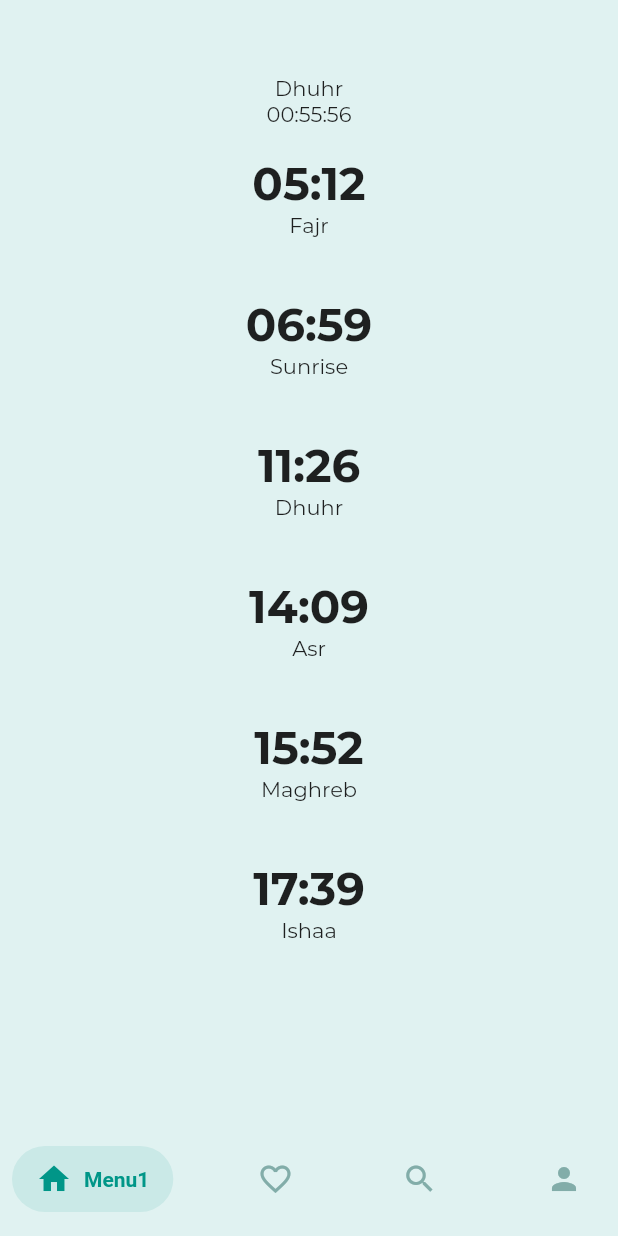
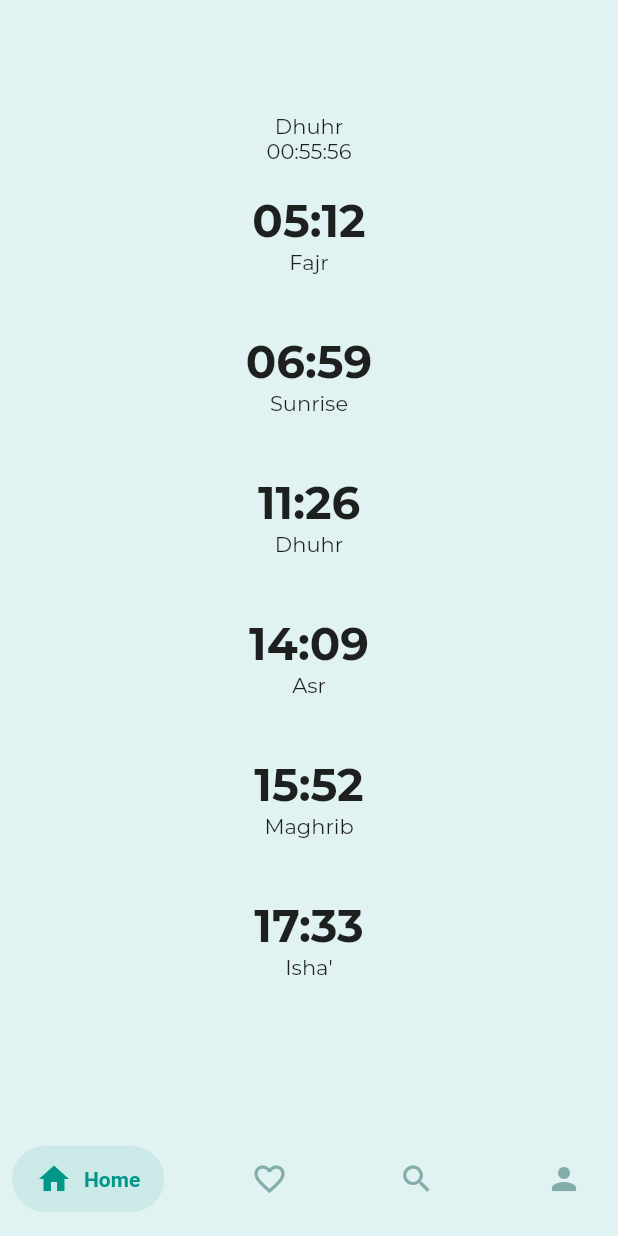
Before and after one commit to om4rr4mo/X_UPray, a Flutter app: the screen it shows after launch, on a phone screen of 412 x 824 dp. Run offline on Flutter 3.47's test engine with Material 2 defaults, Android fonts, the phone set to English and light mode, and no system bars; drawn by our look-alikes of salomon_bottom_bar; our stand-ins replace adhan, lottie; project files that could hold a hidden picture were left out.

Commit message:
Muchas gracias aficion

```diff
--- a/lib/Utility/TGBL.dart
+++ b/lib/Utility/TGBL.dart
@@ -8,7 +8,7 @@ extension StringCasingExtension on String {
 
 Route createRoute(BuildContext context) {
   return PageRouteBuilder(
-    pageBuilder: (context, animation, secondaryAnimation) => HomePage(),
+    pageBuilder: (context, animation, secondaryAnimation) => const HomePage(),
     transitionsBuilder: (context, animation, secondaryAnimation, child) {
       const begin = Offset(0.0, 1.0);
       const end = Offset.zero;
--- a/lib/components/navigation_bar.dart
+++ b/lib/components/navigation_bar.dart
@@ -11,47 +11,48 @@ class HomeNavigationBar extends StatefulWidget {
 class _HomeNavigationBarState extends State<HomeNavigationBar> {
   int _currentIndex = 0;
 
+  void _onItemTapped(int index) {
+    setState(() {
+      _currentIndex = index;
+    });
+  }
+
   @override
   Widget build(BuildContext context) {
     return Padding(
       padding: const EdgeInsets.symmetric(vertical: 8.0),
       child: SalomonBottomBar(
-        currentIndex: _currentIndex,
-        onTap: (i) => {
-          setState(() {
-            if(_currentIndex == 3) _currentIndex = 0;
-            else _currentIndex++;
-          })
-        },
         items: [
           /// Home
           SalomonBottomBarItem(
-            icon: Icon(Icons.home),
-            title: Text("Menu1"),
+            icon: const Icon(Icons.home),
+            title: const Text("Home"),
             selectedColor: Colors.teal,
           ),
 
-          /// Likes
+          /// Favourites
           SalomonBottomBarItem(
-            icon: Icon(Icons.favorite_border),
-            title: Text("Menu2"),
+            icon: const Icon(Icons.favorite_border),
+            title: const Text("Favourites"),
             selectedColor: Colors.teal,
           ),
 
           /// Search
           SalomonBottomBarItem(
-            icon: Icon(Icons.search),
-            title: Text("Menu3"),
+            icon: const Icon(Icons.search),
+            title: const Text("Search"),
             selectedColor: Colors.teal,
           ),
 
           /// Profile
           SalomonBottomBarItem(
-            icon: Icon(Icons.person),
-            title: Text("Menu4"),
+            icon: const Icon(Icons.person),
+            title: const Text("Profile"),
             selectedColor: Colors.teal,
           ),
         ],
+        currentIndex: _currentIndex,
+        onTap: _onItemTapped,
       ),
     );
   }
--- a/lib/main.dart
+++ b/lib/main.dart
@@ -4,21 +4,22 @@ import 'package:prayers/providers/theme_provider.dart';
 import 'package:provider/provider.dart';
 
 Future<void> main() async {
-  runApp(MyApp());
+  runApp(const MyApp());
 }
 
 class MyApp extends StatelessWidget {
+  const MyApp({Key? key}) : super(key: key);
+
   @override
   Widget build(BuildContext context) {
     return ChangeNotifierProvider(
         create: (context) => ThemeProvider(),
         builder: (context, _) {
-          final themeProvider = Provider.of<ThemeProvider>(context);
           return MaterialApp(
             title: 'UPray',
             theme: MyTheme.lightTheme,
             debugShowCheckedModeBanner: false,
-            home: LoadingPage(),
+            home: const LoadingPage(),
           );
         });
   }
--- a/lib/pages/home_page.dart
+++ b/lib/pages/home_page.dart
@@ -4,9 +4,8 @@ import 'package:adhan/adhan.dart';
 import 'package:flutter/material.dart';
 import 'package:prayers/Utility/TGBL.dart';
 import 'package:prayers/providers/prayer_provider.dart';
-import 'package:salomon_bottom_bar/salomon_bottom_bar.dart';
 
-import '../components/navigation_bar.dart';
+import 'package:prayers/components/navigation_bar.dart';
 
 class HomePage extends StatefulWidget {
   const HomePage({Key? key}) : super(key: key);
@@ -22,7 +21,6 @@ class _HomePageState extends State<HomePage> {
   late PrayerTimes prayerTimes;
   late final params;
   late final myCoordinates;
-  var _currentIndex = 0;
 
   String timeBetween(DateTime from, DateTime to) {
     from = DateTime(from.year, from.month, from.day, from.hour, from.minute, from.second);
@@ -32,11 +30,12 @@ class _HomePageState extends State<HomePage> {
 
   String fetchPatientCount() {
     Prayer p = prayerTimes.nextPrayer();
-    DateTime d = DateTime.now().add(new Duration(days: 1));
-    d = new DateTime(d.year, d.month, d.day, 0, 0, 0);
+    DateTime d = DateTime.now().add(const Duration(days: 1));
+    d = DateTime(d.year, d.month, d.day, 0, 0, 0);
 
-    if (p == Prayer.none)
+    if (p == Prayer.none) {
       p = prayerTimes.nextPrayerByDateTime(d);
+    }
     String s = timeBetween(DateTime.now(), prayerTimes.timeForPrayer(prayerTimes.nextPrayerByDateTime(DateTime.now())));
     return s;
   }
@@ -45,16 +44,14 @@ class _HomePageState extends State<HomePage> {
   void initState() {
     super.initState();
     myCoordinates = Coordinates(45.497386, 10.223677);
-    params = CalculationMethod.karachi.getParameters();
+    params = CalculationMethod.muslim_world_league.getParameters();
     params.madhab = Madhab.hanafi;
     prayerTimes = PrayerTimes.today(myCoordinates, params);
 
-    timer = Timer.periodic(Duration(seconds: 1), (_) {
+    timer = Timer.periodic(const Duration(seconds: 1), (_) {
       setState(() {
         Prayer xx = Prayer.values.toList().firstWhere((element) => element.index == prayerTimes.nextPrayer().index);
-        if (xx != null) {
         nextPrayer = xx.toString().split('.')[1];
-        }
         timeRemain = fetchPatientCount();
       });
     });
@@ -70,9 +67,8 @@ class _HomePageState extends State<HomePage> {
   Widget build(BuildContext context) {
     return Scaffold(
       backgroundColor: Colors.teal[50],
-      bottomNavigationBar: HomeNavigationBar(),
+      bottomNavigationBar: const HomeNavigationBar(),
       body: SafeArea(
-        child: Container(
         child: Center(
             child: Column(
           mainAxisAlignment: MainAxisAlignment.center,
@@ -102,20 +98,16 @@ class _HomePageState extends State<HomePage> {
               prayerTime: prayerTimes.asr.hour.toString().padLeft(2, '0') + ":" + prayerTimes.asr.minute.toString().padLeft(2, '0'),
             ),
             PrayerProvider(
-                prayerName: "Maghreb",
+              prayerName: "Maghrib",
               prayerTime: prayerTimes.maghrib.hour.toString() + ":" + prayerTimes.maghrib.minute.toString().padLeft(2, '0'),
             ),
             PrayerProvider(
-                prayerName: "Ishaa",
+              prayerName: "Isha'",
               prayerTime: prayerTimes.isha.hour.toString().padLeft(2, '0') + ":" + prayerTimes.isha.minute.toString().padLeft(2, '0'),
-              ),
-              SizedBox(
-                height: 50,
             ),
           ],
         )),
       ),
-      ),
     );
   }
 }
--- a/lib/pages/loading_pages.dart
+++ b/lib/pages/loading_pages.dart
@@ -1,7 +1,6 @@
 import 'package:flutter/material.dart';
 import 'package:lottie/lottie.dart';
 import 'package:prayers/Utility/TGBL.dart';
-import 'package:prayers/pages/home_page.dart';
 
 class LoadingPage extends StatefulWidget {
   const LoadingPage({
@@ -29,7 +28,7 @@ class _LoadingPageState extends State<LoadingPage>
     super.initState();
 
     controller = AnimationController(
-      duration: Duration(
+      duration: const Duration(
         milliseconds: 1000,
       ),
       vsync: this,
@@ -41,7 +40,7 @@ class _LoadingPageState extends State<LoadingPage>
 
     controller.forward();
 
-    Future.delayed(Duration(milliseconds: 3000), () {
+    Future.delayed(const Duration(milliseconds: 3200), () {
       Navigator.of(context).pushReplacement(createRoute(context));
     });
   }
@@ -82,7 +81,7 @@ class _LoadingPageState extends State<LoadingPage>
             child: Container(
               alignment: Alignment.center,
               height: 400,
-              child: Text(""),
+              child: const Text(""),
             ),
           ),
         ],
--- a/lib/providers/prayer_provider.dart
+++ b/lib/providers/prayer_provider.dart
@@ -14,7 +14,7 @@ class PrayerProvider extends StatelessWidget {
       padding: const EdgeInsets.all(20.0),
       child: Column(
         children: [
-          Text(prayerTime, style: TextStyle(
+          Text(prayerTime, style: const TextStyle(
             fontWeight: FontWeight.bold,
             fontSize: 30
           ),),
--- a/lib/providers/theme_provider.dart
+++ b/lib/providers/theme_provider.dart
@@ -15,18 +15,18 @@ class ThemeProvider extends ChangeNotifier {
 
 class MyTheme {
   static final darkTheme = ThemeData(
-    pageTransitionsTheme: PageTransitionsTheme(builders: {
+    pageTransitionsTheme: const PageTransitionsTheme(builders: {
       TargetPlatform.android: CupertinoPageTransitionsBuilder(),
       TargetPlatform.iOS: CupertinoPageTransitionsBuilder(),
     }),
-    scaffoldBackgroundColor: Color(0xFF005005),
+    scaffoldBackgroundColor: const Color(0xFF005005),
     primaryColor: Colors.lightGreen,
-    colorScheme: ColorScheme.dark(),
+    colorScheme: const ColorScheme.dark(),
     fontFamily: 'Montserrat',
     iconTheme: IconThemeData(
       color: Colors.green[50],
     ),
-    textTheme: TextTheme(
+    textTheme: const TextTheme(
       headline1: TextStyle(color: Colors.white),
       bodyText1: TextStyle(color: Colors.white),
       subtitle1: TextStyle(color: Colors.white),
@@ -35,18 +35,18 @@ class MyTheme {
   );
 
   static final lightTheme = ThemeData(
-    pageTransitionsTheme: PageTransitionsTheme(builders: {
+    pageTransitionsTheme: const PageTransitionsTheme(builders: {
       TargetPlatform.android: CupertinoPageTransitionsBuilder(),
       TargetPlatform.iOS: CupertinoPageTransitionsBuilder(),
     }),
     scaffoldBackgroundColor: Colors.white,
-    primaryColor: Color(0xFFB2DFDB),
-    colorScheme: ColorScheme.light(),
+    primaryColor: const Color(0xFFB2DFDB),
+    colorScheme: const ColorScheme.light(),
     fontFamily: 'Montserrat',
-    iconTheme: IconThemeData(
+    iconTheme: const IconThemeData(
       color: Color(0xFF82ADA9),
     ),
-    textTheme: TextTheme(
+    textTheme: const TextTheme(
       headline1: TextStyle(color: Colors.black),
       bodyText1: TextStyle(color: Colors.black),
       subtitle1: TextStyle(color: Colors.black),
```
Also changed, not shown: 1 other file. Lines whose indentation alone changed are shown as unchanged.
